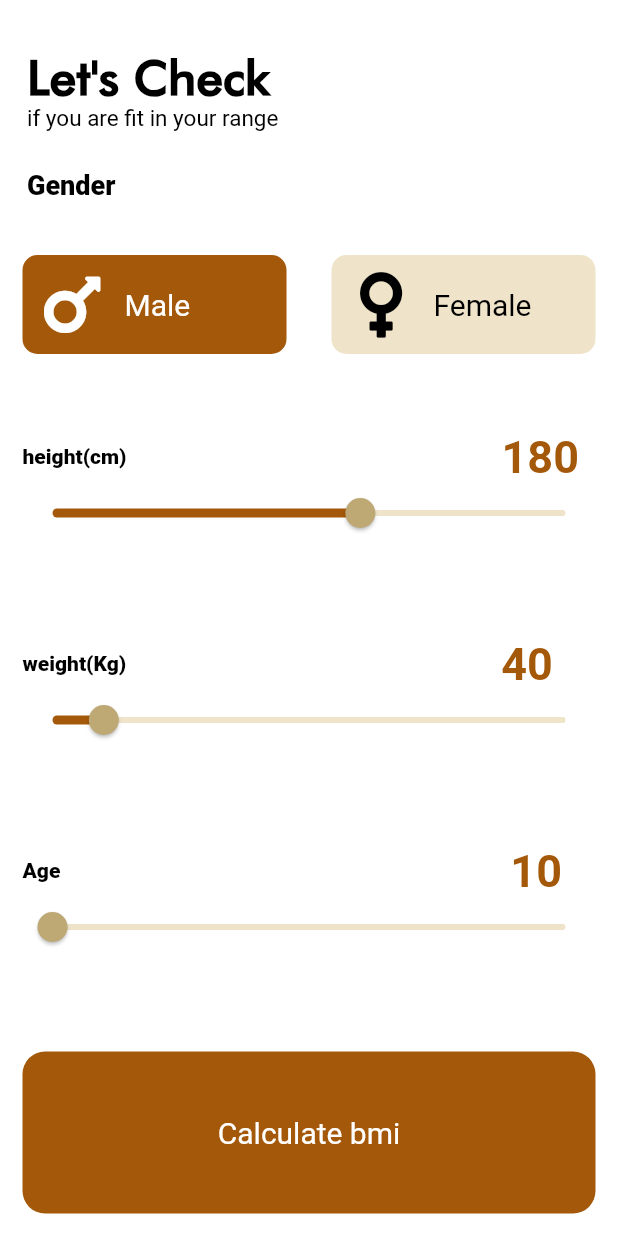
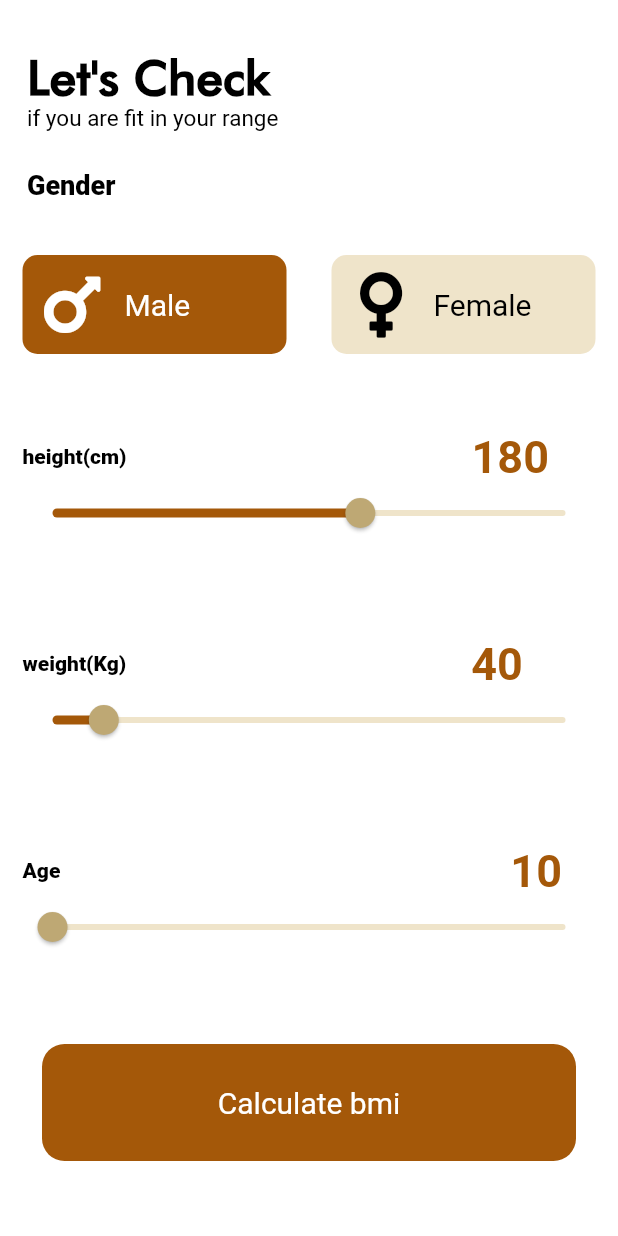
Before and after one commit to wasthTheekshana/Flutter-BMI-Calculator, a Flutter app: the screen it shows after launch, on a phone screen of 412 x 824 dp. Run offline on Flutter 3.47's test engine with Material 2 defaults, Android fonts, the phone set to English and light mode, and no system bars; our stand-ins replace font_awesome_flutter.

Commit message:
update value

```diff
--- a/lib/screen/input_page.dart
+++ b/lib/screen/input_page.dart
@@ -146,7 +146,7 @@ class _InputPageState extends State<InputPage> {
                         ),
                       ),
                       SizedBox(
-                        width: 250.0,
+                        width: 230.0,
                       ),
                       Text(
                         height.toString(),
@@ -201,7 +201,7 @@ class _InputPageState extends State<InputPage> {
                         ),
                       ),
                       SizedBox(
-                        width: 250.0,
+                        width: 230.0,
                       ),
                       Text(
                         weight.toString(),
@@ -319,7 +319,8 @@ class _InputPageState extends State<InputPage> {
                     ),
                   ),
                 ),
-                margin: EdgeInsets.all(15.0),
+                margin: EdgeInsets.only(
+                    top: 10.0, bottom: 50.0, left: 28.0, right: 28.0),
                 decoration: BoxDecoration(
                   color: Color(0xFFA45809),
                   borderRadius: BorderRadius.circular(15.0),
```
